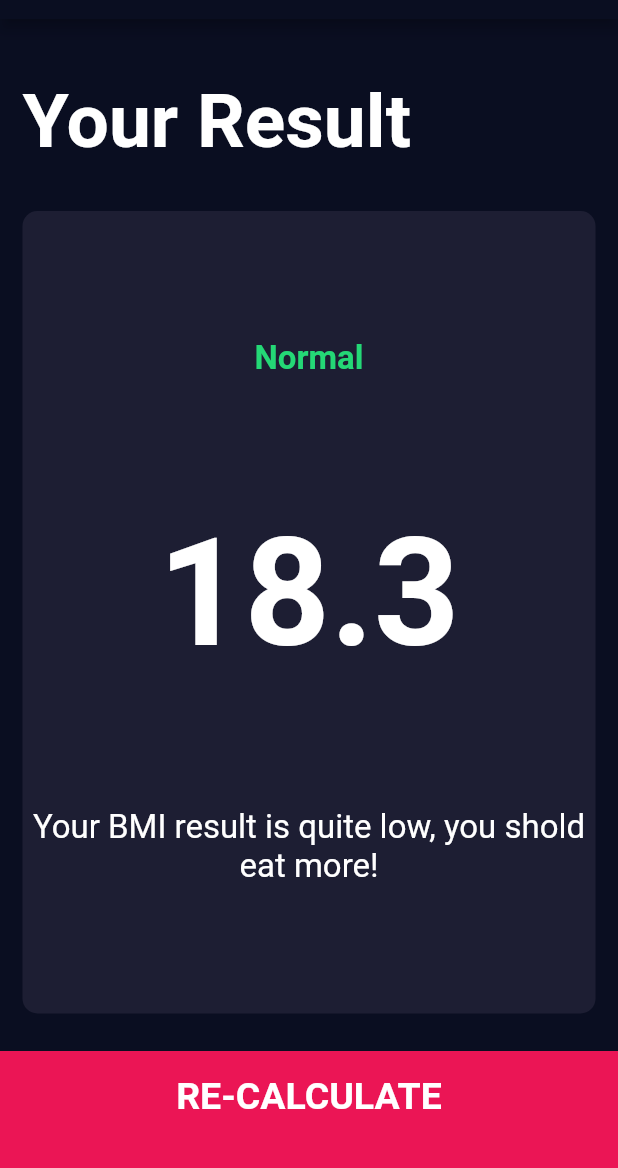
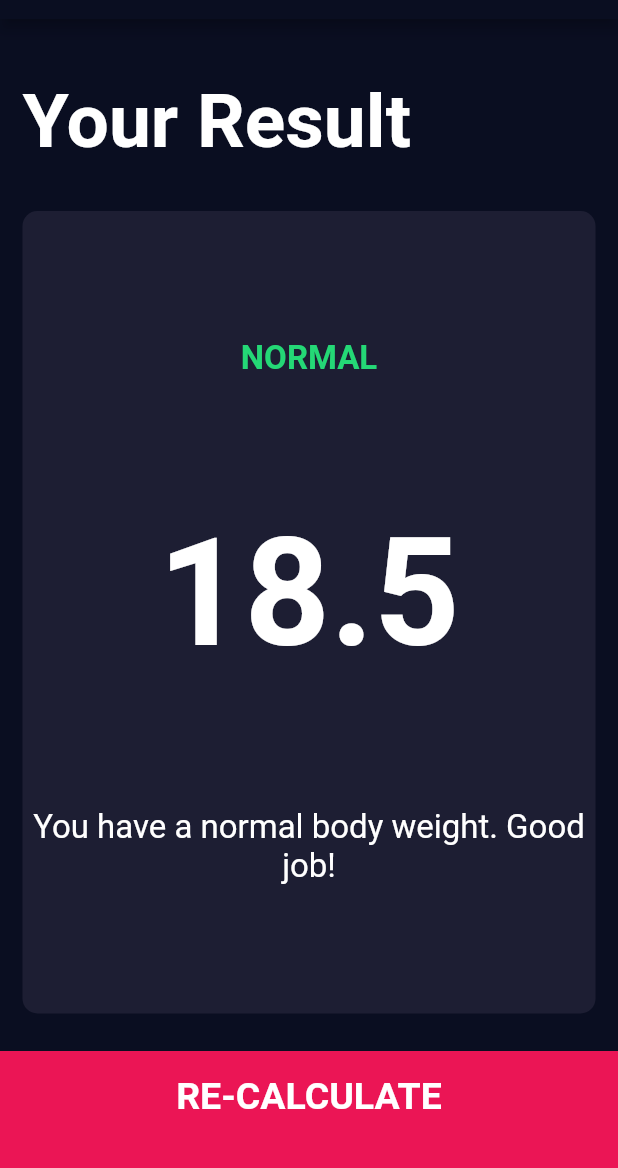
Before and after one commit to KingKasuma/flutter_bootcamp, a Flutter app: the screen it shows after launch, after a tap on "CALCULATE", on a phone screen of 412 x 824 dp, the part 65-1233 px from its top. Run offline on Flutter 3.47's test engine with Material 2 defaults, Android fonts, the phone set to English and light mode, and no system bars; our stand-ins replace audioplayers, font_awesome_flutter, rflutter_alert.

```diff
--- /dev/null
+++ b/bmi-calculator-flutter/lib/calculator_brain.dart
@@ -0,0 +1,37 @@
+import 'dart:math';
+
+class CalculatorBrain{
+
+  CalculatorBrain({this.weight, this.height});
+
+  final int height;
+  final int weight;
+
+  double _bmi;
+
+  String calculateBMI(){
+    _bmi = weight / pow(height/100, 2);
+    return _bmi.toStringAsFixed(1);
+  }
+
+  String getResult(){
+    if(_bmi >= 25){
+      return 'Overweight';
+    }else if(_bmi > 18.5){
+      return 'Normal';
+    }else {
+      return "Underweight";
+    }
+  }
+
+  String getInterpretation(){
+    if(_bmi >= 25){
+      return 'You have a higher than normal body weight, Try to exercise more.';
+    }else if(_bmi > 18.5){
+      return 'You have a normal body weight. Good job!';
+    }else {
+      return "You have a lower than normal body weight. You can eat a bit more.";
+    }
+  }
+
+}
--- a/bmi-calculator-flutter/lib/screens/input_page.dart
+++ b/bmi-calculator-flutter/lib/screens/input_page.dart
@@ -6,6 +6,7 @@ import '../components/reusable_card.dart';
 import '../constants.dart';
 import '../components/bottom_button.dart';
 import '../components/round_icon_button.dart';
+import 'package:bmi_calculator/calculator_brain.dart';
 
 enum Gender {
   male,
@@ -186,9 +187,16 @@ class _InputPageState extends State<InputPage> {
             ],
           )),
           BottomButton(buttonTitle: 'CALCULATE', onTap: (){
+
+            CalculatorBrain calc = CalculatorBrain(height: height, weight: weight);
+
             Navigator.push(
               context,
-              MaterialPageRoute(builder: (context) => ResultsPage())
+              MaterialPageRoute(builder: (context) => ResultsPage(
+                bmiResult: calc.calculateBMI(),
+                resultText: calc.getResult(),
+                interpretation: calc.getInterpretation(),
+              ))
             );
           },)
         ],
--- a/bmi-calculator-flutter/lib/screens/results_page.dart
+++ b/bmi-calculator-flutter/lib/screens/results_page.dart
@@ -4,6 +4,13 @@ import '../components/reusable_card.dart';
 import 'package:bmi_calculator/components/bottom_button.dart';
 
 class ResultsPage extends StatelessWidget {
+
+  ResultsPage({@required this.bmiResult, @required this.resultText, @required this.interpretation});
+
+  final String bmiResult;
+  final String resultText;
+  final String interpretation;
+
   @override
   Widget build(BuildContext context) {
     return Scaffold(
@@ -33,15 +40,15 @@ class ResultsPage extends StatelessWidget {
                 crossAxisAlignment: CrossAxisAlignment.center,
                 children: <Widget>[
                   Text(
-                    'Normal',
+                    resultText.toUpperCase(),
                     style: kResultTextStyle,
                   ),
                   Text(
-                    '18.3',
+                    bmiResult,
                     style: kBMITextStyle,
                   ),
                   Text(
-                    'Your BMI result is quite low, you shold eat more!',
+                    interpretation,
                     textAlign: TextAlign.center,
                     style: kBodyTextStyle,
                   )
```
